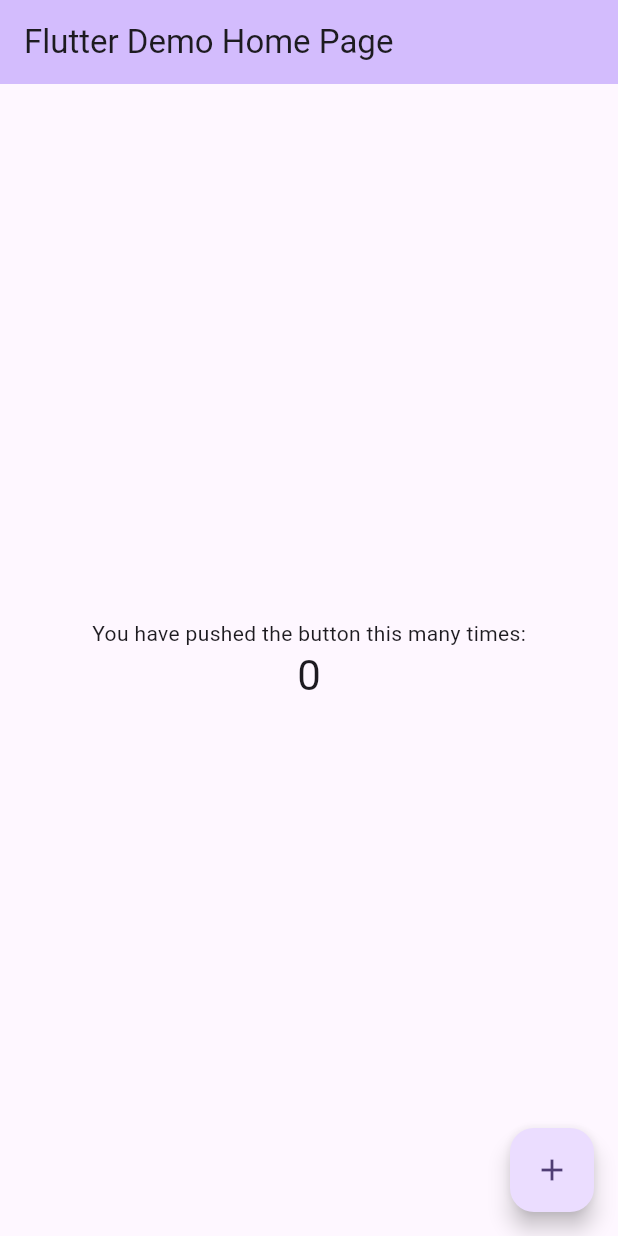
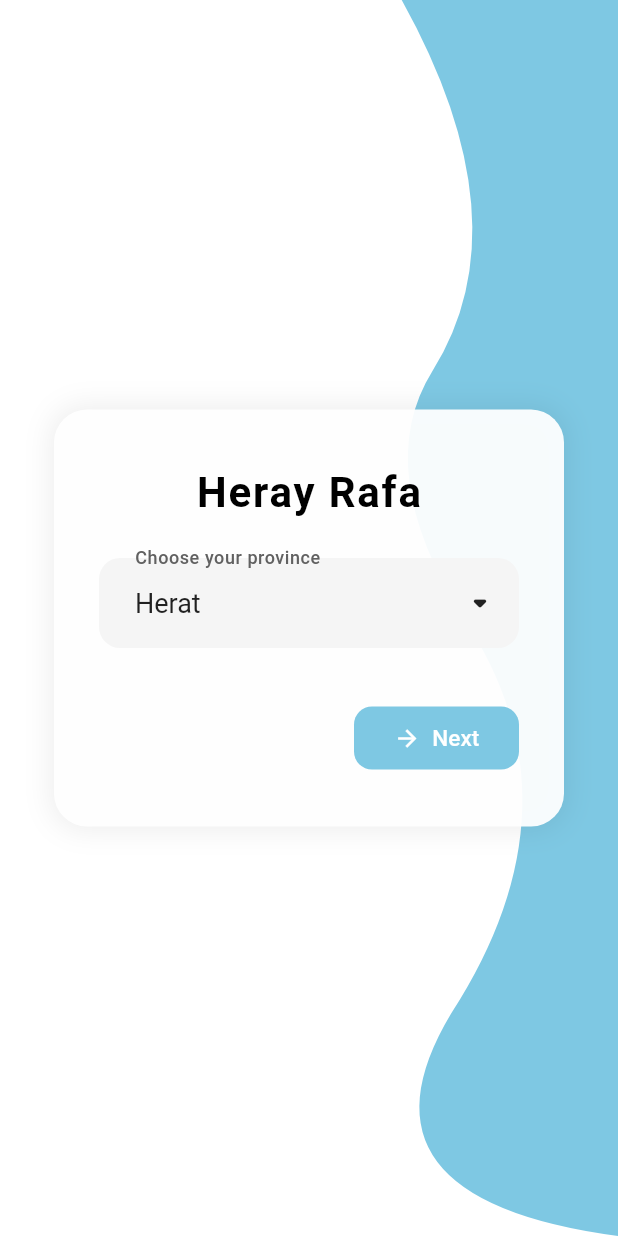
Before and after one commit to Farhadakbary/isp_project, a Flutter app: the screen it shows after launch, on a phone screen of 412 x 824 dp. Run offline on Flutter 3.47's test engine with Material 3 defaults, Android fonts, the phone set to English and light mode, and no system bars; our stand-ins replace shared_preferences; accounts and stored records are empty; Roboto replaces fonts that are missing (Georgia).

Commit message:
provinc_select_screen.dart created and the province_entry.dart created id_entry.dart and id_entry_screen.dart created user_model.dart created province.dart is the province model auth_services.dart created which is for saving the user province and id user_provider.dart created for using provider

```diff
--- /dev/null
+++ b/lib/data/models/province.dart
@@ -0,0 +1,6 @@
+class Province {
+  final String enName;
+  final String faName;
+
+  Province({required this.enName, required this.faName});
+}
--- /dev/null
+++ b/lib/data/models/user_model.dart
@@ -0,0 +1,6 @@
+class User {
+  final String province;
+  final String userId;
+
+  User({required this.province, required this.userId});
+}
--- a/lib/data/services/auth_services.dart
+++ b/lib/data/services/auth_services.dart
@@ -0,0 +1,29 @@
+import 'package:shared_preferences/shared_preferences.dart';
+
+import '../models/user_model.dart';
+
+class SharedPrefsService {
+  static final SharedPrefsService _instance = SharedPrefsService._internal();
+  factory SharedPrefsService() => _instance;
+  SharedPrefsService._internal();
+
+  Future<void> saveUserData(String province, String userId) async {
+    final prefs = await SharedPreferences.getInstance();
+    await prefs.setString('province', province);
+    await prefs.setString('userId', userId);
+  }
+
+  Future<User?> getUserData() async {
+    final prefs = await SharedPreferences.getInstance();
+    final province = prefs.getString('province');
+    final userId = prefs.getString('userId');
+
+    if (province == null || userId == null) return null;
+    return User(province: province, userId: userId);
+  }
+
+  Future<void> clearData() async {
+    final prefs = await SharedPreferences.getInstance();
+    await prefs.clear();
+  }
+}
--- a/lib/main.dart
+++ b/lib/main.dart
@@ -1,64 +1,47 @@
+import 'package:flutter/cupertino.dart';
 import 'package:flutter/material.dart';
+import 'package:isp_project/presentation/veiws/id_entry_screen.dart';
+import 'package:isp_project/presentation/veiws/provinc_select_screen.dart';
+import 'package:isp_project/presentation/view_models/id_entry.dart';
+import 'package:isp_project/presentation/view_models/province_entry.dart';
+import 'package:isp_project/presentation/view_models/user_view_model.dart';
+import 'package:provider/provider.dart';
 
-void main() {
-  runApp(const MyApp());
+void main() async {
+  WidgetsFlutterBinding.ensureInitialized();
+  runApp(
+    MultiProvider(
+      providers: [
+        ChangeNotifierProvider(create: (_) => UserViewModel()),
+        ChangeNotifierProvider(create: (_) => ProvinceViewModel()),
+        ChangeNotifierProvider(create: (_) => IDEntryViewModel()),
+      ],
+      child: const MyApp(),
+    ),
+  );
 }
 
 class MyApp extends StatelessWidget {
   const MyApp({super.key});
-  @override
-  Widget build(BuildContext context) {
-    return MaterialApp(
-      title: 'Flutter Demo',
-      theme: ThemeData(
-        colorScheme: ColorScheme.fromSeed(seedColor: Colors.deepPurple),
-      ),
-      home: const MyHomePage(title: 'Flutter Demo Home Page'),
-    );
-  }
-}
-
-class MyHomePage extends StatefulWidget {
-  const MyHomePage({super.key, required this.title});
-  final String title;
-
-  @override
-  State<MyHomePage> createState() => _MyHomePageState();
-}
-
-class _MyHomePageState extends State<MyHomePage> {
-  int _counter = 0;
-
-  void _incrementCounter() {
-    setState(() {
-      _counter++;
-    });
-  }
 
   @override
   Widget build(BuildContext context) {
-    return Scaffold(
-      appBar: AppBar(
-        backgroundColor: Theme.of(context).colorScheme.inversePrimary,
-        title: Text(widget.title),
-      ),
-      body: Center(
-        child: Column(
-          mainAxisAlignment: MainAxisAlignment.center,
-          children: <Widget>[
-            const Text('You have pushed the button this many times:'),
-            Text(
-              '$_counter',
-              style: Theme.of(context).textTheme.headlineMedium,
-            ),
-          ],
-        ),
-      ),
-      floatingActionButton: FloatingActionButton(
-        onPressed: _incrementCounter,
-        tooltip: 'Increment',
-        child: const Icon(Icons.add),
-      ),
-    );
+    return Consumer<IDEntryViewModel>(builder: (context, settings, child) {
+      return MaterialApp(
+
+        title: 'Harry Refah',
+
+        debugShowCheckedModeBanner: false,
+        navigatorKey: NavigatorService.navigatorKey,
+        initialRoute: '/',
+        routes: {
+          '/': (context) => ProvinceSelectionScreen(),
+          '/idEntry': (context) => const IDEntryScreen(),
+        },
+      );
+    });
   }
 }
+class NavigatorService {
+  static final GlobalKey<NavigatorState> navigatorKey = GlobalKey<NavigatorState>();
+}
--- /dev/null
+++ b/lib/presentation/veiws/provinc_select_screen.dart
@@ -0,0 +1,238 @@
+import 'package:flutter/material.dart';
+import 'package:provider/provider.dart';
+import '../view_models/province_entry.dart';
+import '../view_models/user_view_model.dart';
+
+
+class ProvinceSelectionScreen extends StatelessWidget {
+  const ProvinceSelectionScreen({super.key});
+
+  final List<String> _provinces = const [
+    'Kabul',
+    'Herat',
+    'Balkh',
+    'Nimroz',
+    'Ghazni',
+    'Kandahar',
+    'Farah',
+    'Badghis',
+    'Ghor',
+    'Daykundi',
+    'Bamyan',
+    'Sar-e Pol',
+    'Samangan',
+    'Parwan',
+    'Kapisa',
+    'Logar',
+    'Wardak',
+    'Paktia',
+    'Paktika',
+    'Khost',
+    'Nangarhar',
+    'Kunar',
+    'Laghman',
+    'Kunduz',
+    'Takhar',
+    'Badakhshan',
+    'Baghlan',
+    'Jowzjan',
+    'Faryab',
+    'Helmand',
+    'Zabul',
+    'Urozgan',
+    'Nuristan',
+    'Panjshir',
+  ];
+
+  @override
+  Widget build(BuildContext context) {
+    final provinceVM = Provider.of<ProvinceViewModel>(context);
+    final userVM = Provider.of<UserViewModel>(context, listen: false);
+
+    if (provinceVM.selectedProvince == null) {
+      WidgetsBinding.instance.addPostFrameCallback((_) {
+        provinceVM.selectProvince('Herat');
+      });
+    }
+
+    return Scaffold(
+      backgroundColor: Colors.white,
+      body: Stack(
+        children: [
+          CustomPaint(
+            painter: _WaveSkyBluePainter(),
+            size: Size.infinite,
+          ),
+          Center(
+            child: Container(
+              width: 340,
+              padding: const EdgeInsets.symmetric(vertical: 35, horizontal: 30),
+              decoration: BoxDecoration(
+                color: Colors.white.withOpacity(0.94),
+                borderRadius: BorderRadius.circular(22),
+                boxShadow: [
+                  BoxShadow(
+                    color: Colors.black.withOpacity(0.07),
+                    blurRadius: 16,
+                    spreadRadius: 2,
+                  ),
+                ],
+              ),
+              child: Column(
+                mainAxisSize: MainAxisSize.min,
+                children: [
+                  Padding(
+                    padding: const EdgeInsets.only(bottom: 24),
+                    child: Text(
+                      "Heray Rafa",
+                      style: TextStyle(
+                        fontFamily: "Georgia",
+                        fontWeight: FontWeight.w600,
+                        fontSize: 28,
+                        color: Colors.black,
+                        letterSpacing: 1.2,
+                      ),
+                    ),
+                  ),
+                  DropdownButtonFormField<String>(
+                    value: provinceVM.selectedProvince ?? 'Herat',
+                    decoration: InputDecoration(
+                      labelText: "Choose your province",
+                      labelStyle: TextStyle(
+                        color: Colors.grey[700],
+                        fontSize: 16,
+                        fontWeight: FontWeight.w500,
+                      ),
+                      border: OutlineInputBorder(
+                        borderRadius: BorderRadius.circular(14),
+                        borderSide: BorderSide.none,
+                      ),
+                      filled: true,
+                      fillColor: Colors.grey[100],
+                      contentPadding: const EdgeInsets.symmetric(horizontal: 20, vertical: 16),
+                    ),
+                    icon: const Icon(Icons.arrow_drop_down_rounded, color: Colors.black87),
+                    iconSize: 28,
+                    dropdownColor: Colors.white,
+                    style: const TextStyle(
+                      fontSize: 18,
+                      color: Colors.black87,
+                    ),
+                    items: _provinces
+                        .map<DropdownMenuItem<String>>(
+                          (String value) => DropdownMenuItem<String>(
+                        value: value,
+                        child: Text(value),
+                      ),
+                    )
+                        .toList(),
+                    onChanged: (String? newValue) {
+                      provinceVM.selectProvince(newValue!);
+                    },
+                  ),
+                  const SizedBox(height: 36),
+                  Row(
+                    mainAxisAlignment: MainAxisAlignment.end,
+                    children: [
+                      _WaveButton(
+                        icon: Icons.arrow_forward,
+                        isBlue: true,
+                        label: "Next",
+                        onPressed: () {
+                          userVM.saveUser(
+                            provinceVM.selectedProvince ?? 'Herat',
+                            '',
+                          );
+                          Navigator.pushNamed(context, '/idEntry');
+                        },
+                      ),
+                    ],
+                  ),
+                ],
+              ),
+            ),
+          ),
+        ],
+      ),
+    );
+  }
+}
+
+class _WaveSkyBluePainter extends CustomPainter {
+  @override
+  void paint(Canvas canvas, Size size) {
+    final paintBlue = Paint()..color = const Color(0xFF7EC8E3);
+
+    final path = Path()
+      ..moveTo(size.width, 0)
+      ..lineTo(size.width * 0.65, 0)
+      ..quadraticBezierTo(
+        size.width * 0.85, size.height * 0.18,
+        size.width * 0.70, size.height * 0.30,
+      )
+      ..quadraticBezierTo(
+        size.width * 0.60, size.height * 0.38,
+        size.width * 0.75, size.height * 0.50,
+      )
+      ..quadraticBezierTo(
+        size.width * 0.95, size.height * 0.65,
+        size.width * 0.73, size.height * 0.82,
+      )
+      ..quadraticBezierTo(
+          size.width * 0.55, size.height * 0.97,
+          size.width, size.height
+      )
+      ..close();
+
+    canvas.drawPath(path, paintBlue);
+  }
+
+  @override
+  bool shouldRepaint(covariant CustomPainter oldDelegate) => false;
+}
+
+class _WaveButton extends StatelessWidget {
+  final IconData icon;
+  final bool isBlue;
+  final String label;
+  final VoidCallback? onPressed;
+
+  const _WaveButton({
+    required this.icon,
+    required this.isBlue,
+    required this.label,
+    this.onPressed,
+  });
+
+  @override
+  Widget build(BuildContext context) {
+    return ElevatedButton.icon(
+      icon: Icon(
+        icon,
+        color: isBlue ? Colors.white : Colors.black,
+      ),
+      label: Text(
+        label,
+        style: TextStyle(
+          color: isBlue ? Colors.white : Colors.black,
+          fontWeight: FontWeight.w500,
+        ),
+      ),
+      onPressed: onPressed,
+      style: ElevatedButton.styleFrom(
+        backgroundColor: isBlue ? const Color(0xFF7EC8E3) : Colors.white,
+        foregroundColor: isBlue ? Colors.white : Colors.black,
+        elevation: 0,
+        minimumSize: Size(110, 42),
+        padding: const EdgeInsets.symmetric(horizontal: 14, vertical: 10),
+        shape: RoundedRectangleBorder(
+          borderRadius: BorderRadius.circular(12),
+          side: isBlue
+              ? BorderSide.none
+              : const BorderSide(color: Colors.black, width: 1.2),
+        ),
+        textStyle: const TextStyle(fontSize: 15),
+      ),
+    );
+  }
+}
--- /dev/null
+++ b/lib/presentation/view_models/id_entry.dart
@@ -0,0 +1,12 @@
+import 'package:flutter/foundation.dart';
+
+class IDEntryViewModel extends ChangeNotifier {
+  String _userId = '';
+
+  String get userId => _userId;
+
+  void setUserId(String value) {
+    _userId = value;
+    notifyListeners();
+  }
+}
--- /dev/null
+++ b/lib/presentation/view_models/province_entry.dart
@@ -0,0 +1,12 @@
+import 'package:flutter/foundation.dart';
+
+class ProvinceViewModel extends ChangeNotifier {
+  String? _selectedProvince;
+
+  String? get selectedProvince => _selectedProvince;
+
+  void selectProvince(String province) {
+    _selectedProvince = province;
+    notifyListeners();
+  }
+}
--- /dev/null
+++ b/lib/presentation/view_models/user_view_model.dart
@@ -0,0 +1,41 @@
+import 'package:flutter/cupertino.dart';
+import 'package:shared_preferences/shared_preferences.dart';
+
+import '../../data/models/user_model.dart';
+import '../../data/services/auth_services.dart';
+
+
+class UserViewModel extends ChangeNotifier {
+
+  final SharedPrefsService _prefsService = SharedPrefsService();
+  User? _currentUser;
+
+  User? get currentUser => _currentUser;
+
+  Future<void> checkExistingUser() async {
+    final prefs = await SharedPreferences.getInstance();
+    _currentUser = await _prefsService.getUserData();
+    notifyListeners();
+  }
+
+  Future<void> saveUser(String province, String userId) async {
+    await _prefsService.saveUserData(province, userId);
+    _currentUser = User(province: province, userId: userId);
+    notifyListeners();
+  }
+
+  Future<void> logout() async {
+    await _prefsService.clearData();
+    _currentUser = null;
+    notifyListeners();
+  }
+  int _currentTabIndex = 0;
+
+  int get currentTabIndex => _currentTabIndex;
+
+  void updateTabIndex(int index) {
+
+    _currentTabIndex = index;
+    notifyListeners();
+  }
+}
--- a/pubspec.yaml
+++ b/pubspec.yaml
@@ -30,7 +30,9 @@ environment:
 dependencies:
   flutter:
     sdk: flutter
-
+  provider: ^6.0.5
+  shared_preferences: ^2.2.2
+  localization: ^2.1.1
   # The following adds the Cupertino Icons font to your application.
   # Use with the CupertinoIcons class for iOS style icons.
   cupertino_icons: ^1.0.8
```
Also changed, not shown: lib/core/utils/user_provider.dart (added, +34 -0 lines), lib/presentation/veiws/id_entry_screen.dart (added, +200 -0 lines), pubspec.lock, 1 other file.
